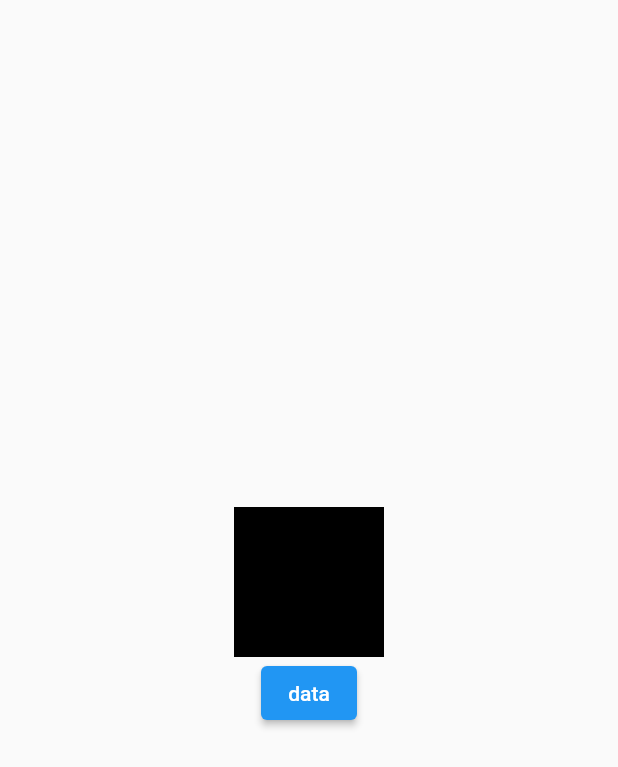
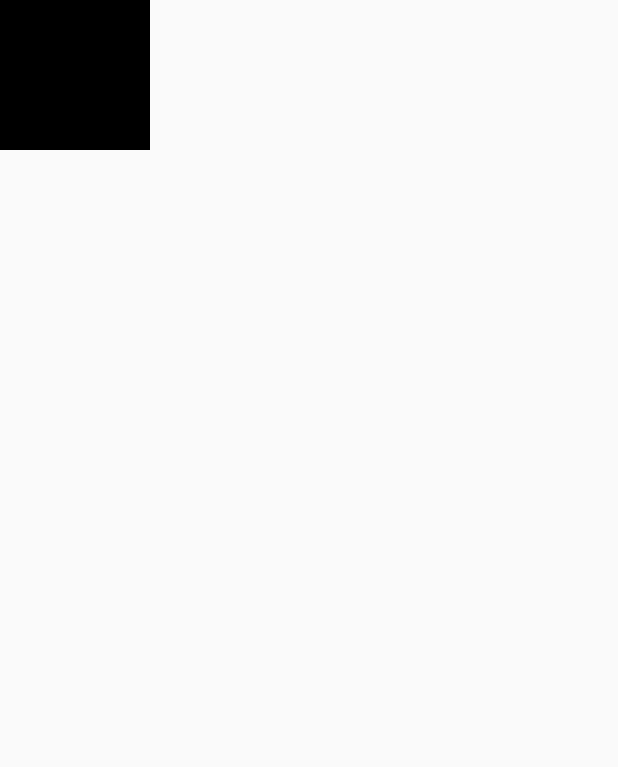
Before and after one commit to Amirmahdi1380/animation_flutter, a Flutter app: the screen it shows after launch, on a phone screen of 412 x 824 dp. Shown: the top 767 px of the screen. Run offline on Flutter 3.47's test engine with Material 2 defaults, Android fonts, the phone set to English and light mode, and no system bars.

Commit message:
position animated

```diff
--- a/lib/main.dart
+++ b/lib/main.dart
@@ -1,4 +1,5 @@
 import 'package:animated/opacity_animation.dart';
+import 'package:animated/position_animated.dart';
 import 'package:flutter/material.dart';
 
 void main() {
@@ -11,7 +12,7 @@ class MainScreen extends StatelessWidget {
   @override
   Widget build(BuildContext context) {
     return const MaterialApp(
-      home: OpacityAnimation(),
+      home: PositionAnimated(),
     );
   }
 }
--- a/lib/opacity_animation.dart
+++ b/lib/opacity_animation.dart
@@ -17,10 +17,8 @@ class _OpacityAnimationState extends State<OpacityAnimation> {
           mainAxisAlignment: MainAxisAlignment.center,
           children: [
             AnimatedOpacity(
-              onEnd: () {
-                print('onEnd');
-              },
-              duration: Duration(seconds: 1),
+              onEnd: () {},
+              duration: const Duration(seconds: 1),
               opacity: isChange,
               child: Container(
                 height: 100,
@@ -30,7 +28,6 @@ class _OpacityAnimationState extends State<OpacityAnimation> {
             ),
             ElevatedButton(
               onPressed: () {
-                // print('object');
                 setState(() {
                   if (isChange == 1) {
                     isChange = 0;
--- /dev/null
+++ b/lib/position_animated.dart
@@ -0,0 +1,41 @@
+import 'package:flutter/material.dart';
+
+class PositionAnimated extends StatefulWidget {
+  const PositionAnimated({Key? key}) : super(key: key);
+
+  @override
+  State<PositionAnimated> createState() => _PositionAnimatedState();
+}
+
+class _PositionAnimatedState extends State<PositionAnimated> {
+  double top = 0;
+  double left = 0;
+  @override
+  Widget build(BuildContext context) {
+    return Scaffold(
+      body: Stack(
+        children: [
+          AnimatedPositioned(
+            curve: Curves.bounceIn,
+            top: top,
+            left: left,
+            duration: const Duration(milliseconds: 900),
+            child: GestureDetector(
+              onTap: () {
+                setState(() {
+                  top += 50;
+                  left += 30;
+                });
+              },
+              child: Container(
+                height: 100,
+                width: 100,
+                color: Colors.black,
+              ),
+            ),
+          )
+        ],
+      ),
+    );
+  }
+}
```
